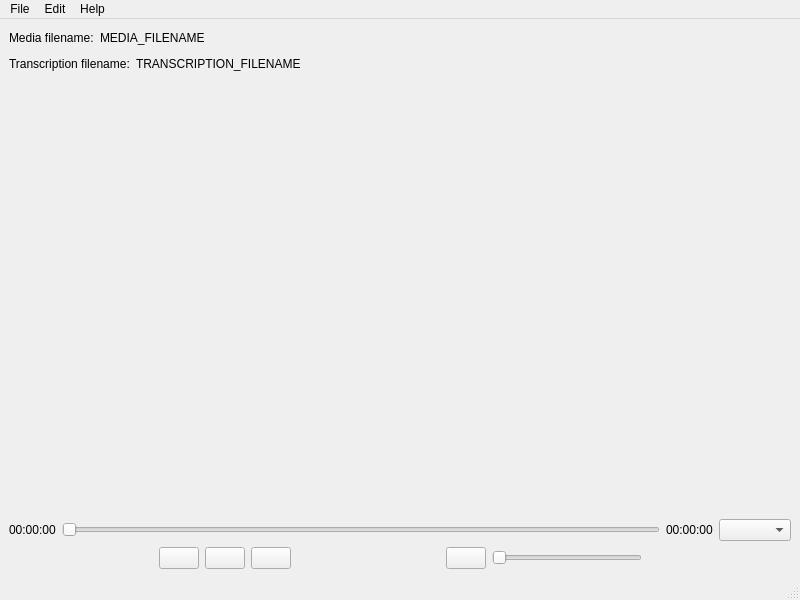
Above: transcript-fixer/mainwindow.ui from ignabelitzky/edia-utilities before the change. Below: the same form after it.
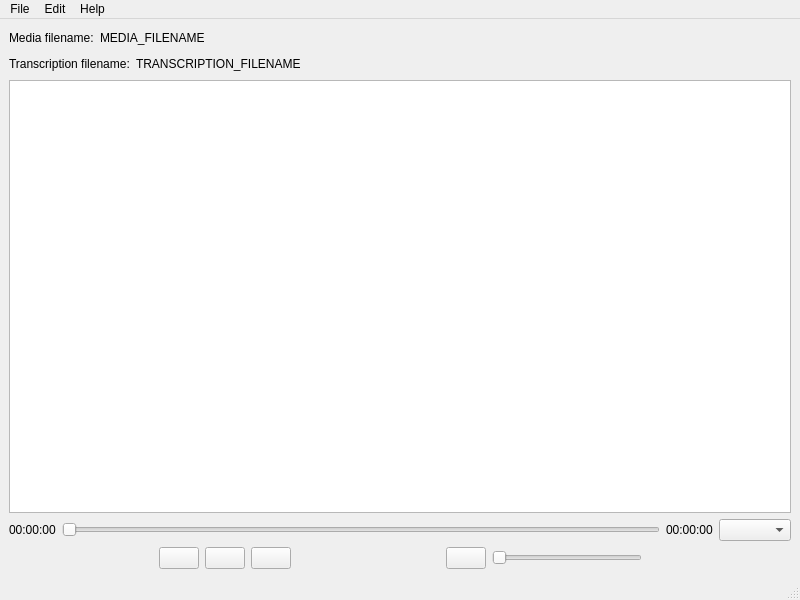
That is the form after the change. Icons and pictures are not drawn.

```diff
--- a/transcript-fixer/mainwindow.ui
+++ b/transcript-fixer/mainwindow.ui
@@ -94,17 +94,7 @@
      </layout>
     </item>
     <item>
-     <spacer name="verticalSpacer">
-      <property name="orientation">
-       <enum>Qt::Orientation::Vertical</enum>
-      </property>
-      <property name="sizeHint" stdset="0">
-       <size>
-        <width>20</width>
-        <height>40</height>
-       </size>
-      </property>
-     </spacer>
+     <widget class="QListWidget" name="transcriptionListWidget"/>
     </item>
     <item>
      <layout class="QHBoxLayout" name="horizontalLayout_4">
```
Left out of the diff: 8 changed lines with no effect on the pictures.
